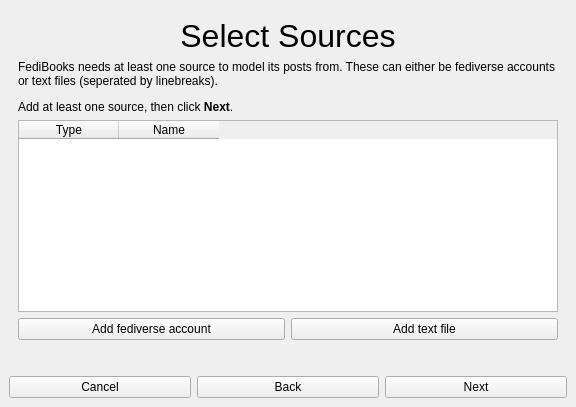
The window that gui/wzd_createbot.ui (Lynnesbian/OldFediBooks) describes before a commit, drawn with Qt 5.
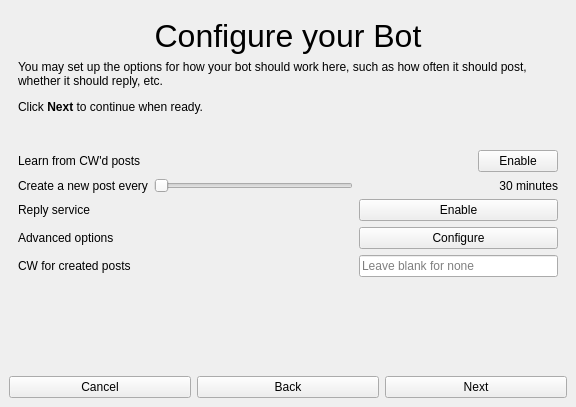
The same window after the commit. Icons and pictures are not drawn.

Commit message: finalised the creation wizard GUI

```diff
--- a/gui/wzd_createbot.ui
+++ b/gui/wzd_createbot.ui
@@ -20,7 +20,7 @@
       <item>
        <widget class="QStackedWidget" name="stackedWidget">
         <property name="currentIndex">
-         <number>4</number>
+         <number>5</number>
         </property>
         <widget class="QWidget" name="page">
          <layout class="QVBoxLayout" name="verticalLayout_2">
@@ -429,6 +429,226 @@
           </item>
          </layout>
         </widget>
+        <widget class="QWidget" name="page_11">
+         <layout class="QVBoxLayout" name="verticalLayout_11">
+          <item>
+           <widget class="QLabel" name="label_19">
+            <property name="sizePolicy">
+             <sizepolicy hsizetype="Preferred" vsizetype="Preferred">
+              <horstretch>0</horstretch>
+              <verstretch>0</verstretch>
+             </sizepolicy>
+            </property>
+            <property name="font">
+             <font>
+              <pointsize>24</pointsize>
+             </font>
+            </property>
+            <property name="text">
+             <string>Configure your Bot</string>
+            </property>
+            <property name="textFormat">
+             <enum>Qt::AutoText</enum>
+            </property>
+            <property name="scaledContents">
+             <bool>true</bool>
+            </property>
+            <property name="alignment">
+             <set>Qt::AlignHCenter|Qt::AlignTop</set>
+            </property>
+           </widget>
+          </item>
+          <item>
+           <widget class="QLabel" name="label_20">
+            <property name="sizePolicy">
+             <sizepolicy hsizetype="Preferred" vsizetype="MinimumExpanding">
+              <horstretch>0</horstretch>
+              <verstretch>0</verstretch>
+             </sizepolicy>
+            </property>
+            <property name="text">
+             <string>&lt;html&gt;&lt;head/&gt;&lt;body&gt;&lt;p&gt;You may set up the options for how your bot should work here, such as how often it should post, whether it should reply, etc.&lt;/p&gt;&lt;p&gt;Click &lt;span style=&quot; font-weight:600;&quot;&gt;Next&lt;/span&gt; to continue when ready.&lt;/p&gt;&lt;/body&gt;&lt;/html&gt;</string>
+            </property>
+            <property name="alignment">
+             <set>Qt::AlignLeading|Qt::AlignLeft|Qt::AlignTop</set>
+            </property>
+            <property name="wordWrap">
+             <bool>true</bool>
+            </property>
+           </widget>
+          </item>
+          <item>
+           <layout class="QGridLayout" name="gridLayout_2">
+            <property name="bottomMargin">
+             <number>0</number>
+            </property>
+            <item row="0" column="1">
+             <spacer name="horizontalSpacer">
+              <property name="orientation">
+               <enum>Qt::Horizontal</enum>
+              </property>
+              <property name="sizeHint" stdset="0">
+               <size>
+                <width>40</width>
+                <height>20</height>
+               </size>
+              </property>
+             </spacer>
+            </item>
+            <item row="0" column="0">
+             <widget class="QLabel" name="label_10">
+              <property name="text">
+               <string>Learn from CW'd posts</string>
+              </property>
+             </widget>
+            </item>
+            <item row="0" column="2">
+             <widget class="QPushButton" name="pushButton_7">
+              <property name="text">
+               <string>Enable</string>
+              </property>
+             </widget>
+            </item>
+           </layout>
+          </item>
+          <item>
+           <layout class="QGridLayout" name="gridLayout">
+            <item row="1" column="2">
+             <widget class="QPushButton" name="pushButton_10">
+              <property name="text">
+               <string>Enable</string>
+              </property>
+              <property name="checkable">
+               <bool>true</bool>
+              </property>
+             </widget>
+            </item>
+            <item row="2" column="0">
+             <widget class="QLabel" name="label_9">
+              <property name="text">
+               <string>Advanced options</string>
+              </property>
+             </widget>
+            </item>
+            <item row="2" column="2">
+             <widget class="QPushButton" name="pushButton_6">
+              <property name="text">
+               <string>Configure</string>
+              </property>
+             </widget>
+            </item>
+            <item row="0" column="1">
+             <widget class="QSlider" name="horizontalSlider">
+              <property name="orientation">
+               <enum>Qt::Horizontal</enum>
+              </property>
+             </widget>
+            </item>
+            <item row="0" column="2">
+             <widget class="QLabel" name="label_22">
+              <property name="text">
+               <string>30 minutes</string>
+              </property>
+              <property name="alignment">
+               <set>Qt::AlignRight|Qt::AlignTrailing|Qt::AlignVCenter</set>
+              </property>
+             </widget>
+            </item>
+            <item row="1" column="0">
+             <widget class="QLabel" name="label_23">
+              <property name="text">
+               <string>Reply service</string>
+              </property>
+             </widget>
+            </item>
+            <item row="0" column="0">
+             <widget class="QLabel" name="label_21">
+              <property name="text">
+               <string>Create a new post every</string>
+              </property>
+             </widget>
+            </item>
+            <item row="3" column="0">
+             <widget class="QLabel" name="label_11">
+              <property name="text">
+               <string>CW for created posts</string>
+              </property>
+             </widget>
+            </item>
+            <item row="3" column="2">
+             <widget class="QLineEdit" name="lineEdit_3">
+              <property name="placeholderText">
+               <string>Leave blank for none</string>
+              </property>
+             </widget>
+            </item>
+           </layout>
+          </item>
+          <item>
+           <spacer name="verticalSpacer_10">
+            <property name="orientation">
+             <enum>Qt::Vertical</enum>
+            </property>
+            <property name="sizeHint" stdset="0">
+             <size>
+              <width>20</width>
+              <height>51</height>
+             </size>
+            </property>
+           </spacer>
+          </item>
+         </layout>
+        </widget>
+        <widget class="QWidget" name="page_6">
+         <layout class="QVBoxLayout" name="verticalLayout_6">
+          <item>
+           <widget class="QLabel" name="label_13">
+            <property name="sizePolicy">
+             <sizepolicy hsizetype="Preferred" vsizetype="Preferred">
+              <horstretch>0</horstretch>
+              <verstretch>0</verstretch>
+             </sizepolicy>
+            </property>
+            <property name="font">
+             <font>
+              <pointsize>24</pointsize>
+             </font>
+            </property>
+            <property name="text">
+             <string>Done!</string>
+            </property>
+            <property name="textFormat">
+             <enum>Qt::AutoText</enum>
+            </property>
+            <property name="scaledContents">
+             <bool>true</bool>
+            </property>
+            <property name="alignment">
+             <set>Qt::AlignHCenter|Qt::AlignTop</set>
+            </property>
+           </widget>
+          </item>
+          <item>
+           <widget class="QLabel" name="label_12">
+            <property name="sizePolicy">
+             <sizepolicy hsizetype="Preferred" vsizetype="MinimumExpanding">
+              <horstretch>0</horstretch>
+              <verstretch>0</verstretch>
+             </sizepolicy>
+            </property>
+            <property name="text">
+             <string>&lt;html&gt;&lt;head/&gt;&lt;body&gt;&lt;p&gt;Your bot has been set up and configured, and is ready to learn from the sources provided. &lt;/p&gt;&lt;p&gt;Click &lt;span style=&quot; font-weight:600;&quot;&gt;Finish&lt;/span&gt; to complete the setup process. Your bot will start learning from the provided sources.&lt;/p&gt;&lt;/body&gt;&lt;/html&gt;</string>
+            </property>
+            <property name="alignment">
+             <set>Qt::AlignLeading|Qt::AlignLeft|Qt::AlignTop</set>
+            </property>
+            <property name="wordWrap">
+             <bool>true</bool>
+            </property>
+           </widget>
+          </item>
+         </layout>
+        </widget>
        </widget>
       </item>
       <item>
```
Left out of the diff: 11 changed lines with no effect on the pictures.
